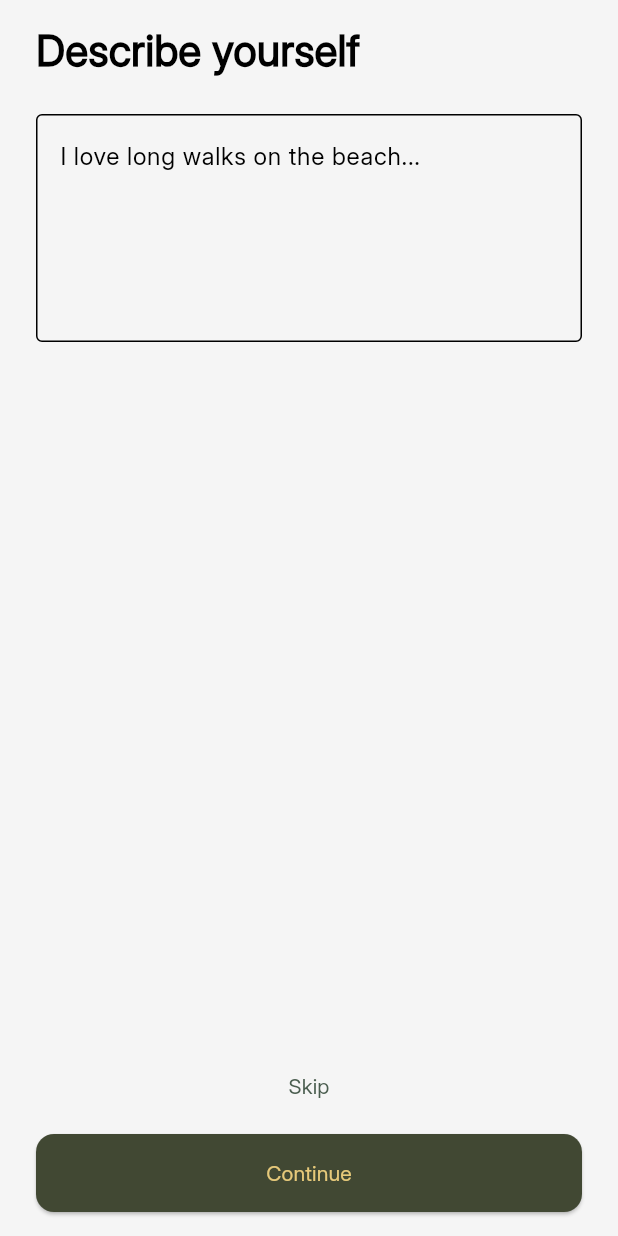
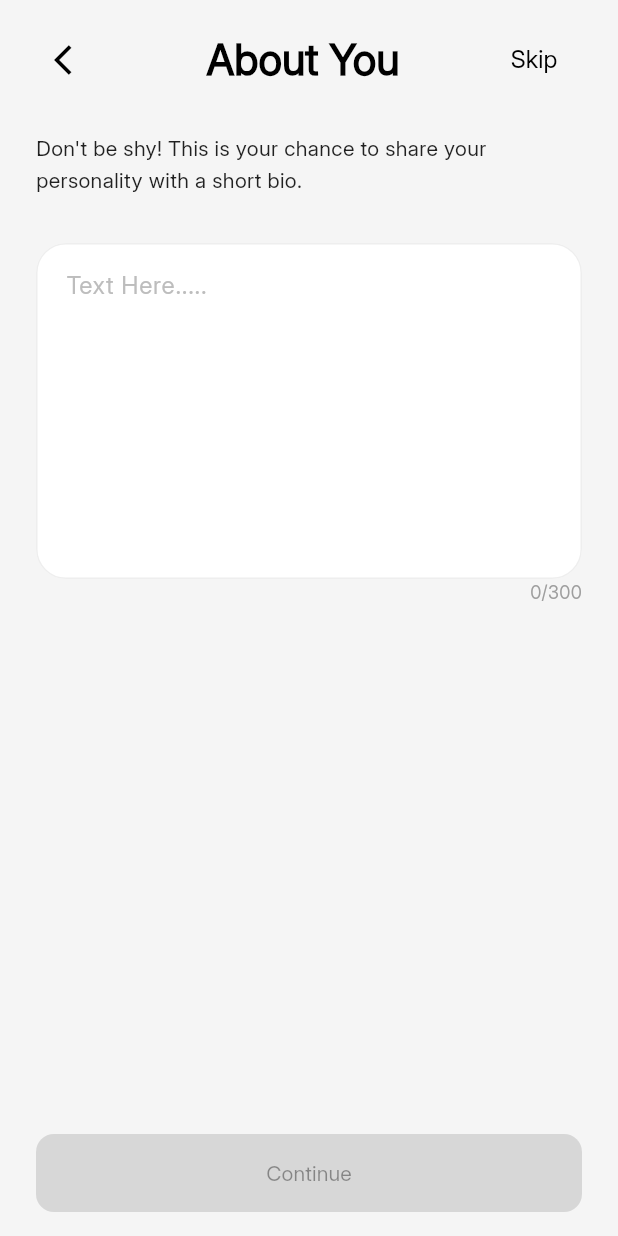
Before and after one commit to Hynox-org/blindly-dating-app, a Flutter app: the BioEntryScreen widget shown alone on an empty page, opened directly, on a phone screen of 412 x 824 dp. Run offline on Flutter 3.47's test engine with Material 3 defaults, Android fonts, the phone set to English and light mode, and no system bars; our stand-ins replace country_code_picker, firebase_core, flutter_dotenv, flutter_image_compress, flutter_riverpod, flutter_secure_storage and 11 more; missing offline and left inert: dart_jsonwebtoken, firebase_app_check, safe_device; accounts and stored records are empty.

Commit message:
Bio entry Screen UI + Functionality updated

```diff
--- a/lib/features/onboarding/presentation/screens/steps/base_onboarding_step_screen.dart
+++ b/lib/features/onboarding/presentation/screens/steps/base_onboarding_step_screen.dart
@@ -16,6 +16,7 @@ class BaseOnboardingStepScreen extends ConsumerWidget {
   final bool isNextEnabled;
   final bool isLoading;
   final Widget? fab;
+  final Widget? headerAction;
 
   const BaseOnboardingStepScreen({
     super.key,
@@ -31,6 +32,7 @@ class BaseOnboardingStepScreen extends ConsumerWidget {
     this.isNextEnabled = true,
     this.isLoading = false,
     this.fab,
+    this.headerAction,
   });
 
   @override
@@ -63,6 +65,7 @@ class BaseOnboardingStepScreen extends ConsumerWidget {
                   Expanded(
                     child: Text(
                       title,
+                      textAlign: TextAlign.center,
                       style: Theme.of(context).textTheme.headlineMedium
                           ?.copyWith(
                             fontWeight: FontWeight.bold,
@@ -70,6 +73,7 @@ class BaseOnboardingStepScreen extends ConsumerWidget {
                           ),
                     ),
                   ),
+                  if (headerAction != null) headerAction!,
                 ],
               ),
               const SizedBox(height: 24),
--- a/lib/features/onboarding/presentation/screens/steps/bio_entry_screen.dart
+++ b/lib/features/onboarding/presentation/screens/steps/bio_entry_screen.dart
@@ -1,6 +1,8 @@
 import 'package:flutter/material.dart';
 import 'package:flutter_riverpod/flutter_riverpod.dart';
 import '../../providers/onboarding_provider.dart';
+import '../../../../auth/providers/auth_providers.dart';
+import '../../../data/repositories/onboarding_repository.dart';
 import 'base_onboarding_step_screen.dart';
 
 class BioEntryScreen extends ConsumerStatefulWidget {
@@ -12,25 +14,122 @@ class BioEntryScreen extends ConsumerStatefulWidget {
 
 class _BioEntryScreenState extends ConsumerState<BioEntryScreen> {
   final _controller = TextEditingController();
+  bool _isSaving = false;
+
+  @override
+  void initState() {
+    super.initState();
+    _controller.addListener(() {
+      setState(() {});
+    });
+  }
+
+  @override
+  void dispose() {
+    _controller.dispose();
+    super.dispose();
+  }
+
+  Future<void> _handleNext() async {
+    final bio = _controller.text.trim();
+    // Use onboarding repository to save bio
+    setState(() => _isSaving = true);
+
+    try {
+      final user = ref.read(authRepositoryProvider).currentUser;
+      if (user != null) {
+        await ref.read(onboardingRepositoryProvider).updateProfileData(
+          user.id,
+          {'bio': bio},
+        );
+      }
+      if (mounted) {
+        ref.read(onboardingProvider.notifier).completeStep('bio_entry');
+      }
+    } catch (e) {
+      if (mounted) {
+        ScaffoldMessenger.of(
+          context,
+        ).showSnackBar(SnackBar(content: Text('Failed to save bio: $e')));
+      }
+    } finally {
+      if (mounted) setState(() => _isSaving = false);
+    }
+  }
+
+  void _handleSkip() {
+    ref.read(onboardingProvider.notifier).skipStep('bio_entry');
+  }
 
   @override
   Widget build(BuildContext context) {
     return BaseOnboardingStepScreen(
-      title: 'Describe yourself',
-      onNext: () {
-        ref.read(onboardingProvider.notifier).completeStep('bio_entry');
-      },
-      showSkipButton: true,
-      onSkip: () {
-        ref.read(onboardingProvider.notifier).skipStep('bio_entry');
-      },
-      child: TextField(
-        controller: _controller,
-        maxLines: 5,
-        decoration: const InputDecoration(
-          hintText: 'I love long walks on the beach...',
-          border: OutlineInputBorder(),
+      title: 'About You',
+      showBackButton: true,
+      showSkipButton: false, // We use header action for skip
+      headerAction: TextButton(
+        onPressed: _handleSkip,
+        child: const Text(
+          'Skip',
+          style: TextStyle(
+            color: Colors.black, // Or app theme color
+            fontSize: 16,
+            fontWeight: FontWeight.w500,
+          ),
         ),
+      ),
+      nextLabel: 'Continue',
+      isNextEnabled: _controller.text.trim().length >= 10 && !_isSaving,
+      onNext: _handleNext,
+      isLoading: _isSaving,
+      child: Column(
+        crossAxisAlignment: CrossAxisAlignment.start,
+        children: [
+          const Text(
+            "Don't be shy! This is your chance to share your personality with a short bio.",
+            style: TextStyle(fontSize: 14, color: Colors.black87, height: 1.5),
+          ),
+          const SizedBox(height: 32),
+          TextField(
+            controller: _controller,
+            maxLines: 8,
+            maxLength: 300,
+            decoration: InputDecoration(
+              hintText: 'Text Here.....',
+              hintStyle: TextStyle(color: Colors.grey.shade400),
+              filled: true,
+              fillColor: Colors.white,
+              contentPadding: const EdgeInsets.all(16),
+              border: OutlineInputBorder(
+                borderRadius: BorderRadius.circular(20),
+                borderSide: BorderSide.none,
+              ),
+              enabledBorder: OutlineInputBorder(
+                borderRadius: BorderRadius.circular(20),
+                borderSide: BorderSide(color: Colors.grey.shade200),
+              ),
+              focusedBorder: OutlineInputBorder(
+                borderRadius: BorderRadius.circular(20),
+                borderSide: BorderSide(color: Theme.of(context).primaryColor),
+              ),
+              counterText:
+                  "", // We will build custom counter if needed, or rely on default.
+              // Image has counter outside. TextField 'maxLength' puts it below.
+              // To match image perfectly (counter aligned right below box), default is OK but might be too close or inside if not careful.
+              // Let's use buildCounter to customize or just default.
+              // Default puts it in helper text area.
+            ),
+          ),
+          // Custom counter or default?
+          // If I hide counterText, I can show it manually.
+          Align(
+            alignment: Alignment.centerRight,
+            child: Text(
+              '${_controller.text.length}/300',
+              style: const TextStyle(color: Colors.grey, fontSize: 12),
+            ),
+          ),
+        ],
       ),
     );
   }
```
